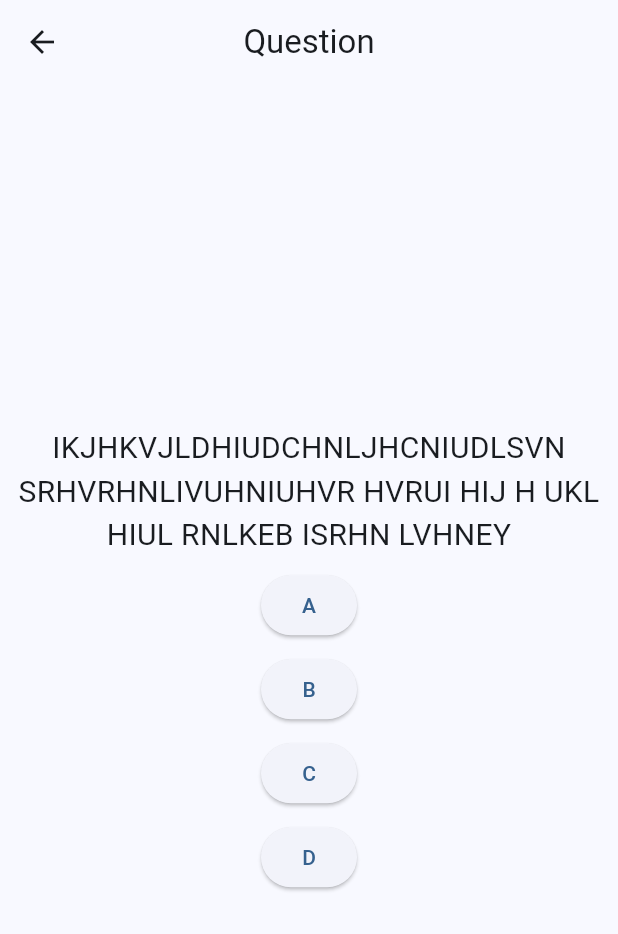
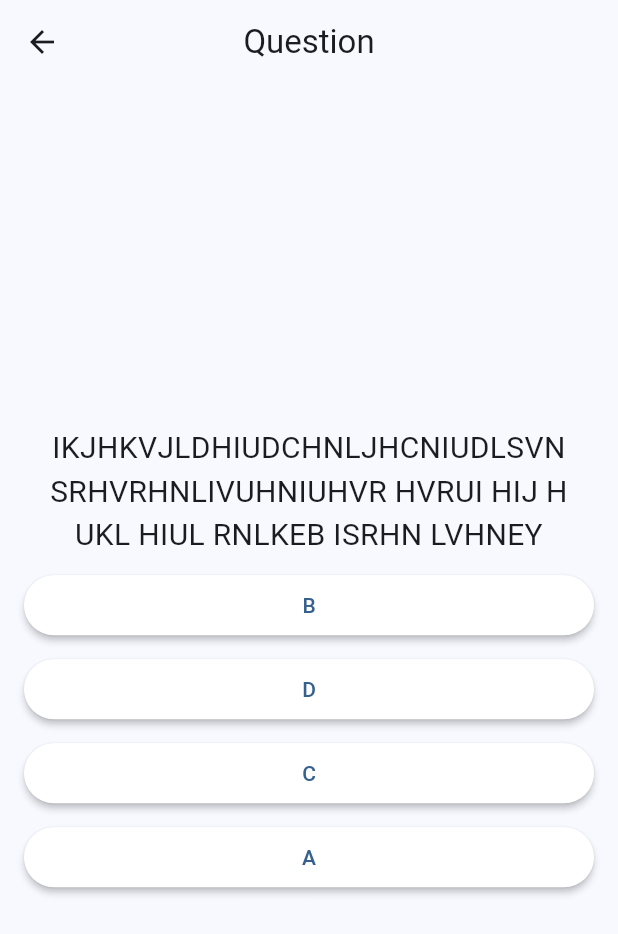
Before and after one commit to MananGandhi1810/quiz-app, a Flutter app: the QuestionPage screen opened directly, on a phone screen of 412 x 824 dp. Shown: the top 934 px of the screen. Run offline on Flutter 3.47's test engine with Material 3 defaults, Android fonts, the phone set to English and light mode, and no system bars.

```diff
--- a/lib/models/question_model.dart
+++ b/lib/models/question_model.dart
@@ -2,8 +2,8 @@ enum Difficulty { easy, medium, hard }
 
 class QuestionModel {
   late String question;
-  late Map options;
-  late int answer;
+  late List options;
+  late String answer;
   late Difficulty difficulty;
 
   QuestionModel({
--- a/lib/presentation/question_page.dart
+++ b/lib/presentation/question_page.dart
@@ -12,12 +12,22 @@ class QuestionPage extends StatefulWidget {
 
 class _QuestionPageState extends State<QuestionPage> {
   QuestionModel? _question;
+  String? _submittedAnswer;
 
   @override
   void initState() {
     super.initState();
     setState(() {
       _question = context.read<QuestionProvider>().getRandomQuestion();
+    });
+  }
+
+  void submitAnswer(String answer) {
+    if (_submittedAnswer != null) {
+      return;
+    }
+    setState(() {
+      _submittedAnswer = answer;
     });
   }
 
@@ -29,7 +39,9 @@ class _QuestionPageState extends State<QuestionPage> {
         centerTitle: true,
       ),
       body: _question != null
-          ? Column(
+          ? Padding(
+              padding: const EdgeInsets.all(16.0),
+              child: Column(
                 mainAxisAlignment: MainAxisAlignment.center,
                 crossAxisAlignment: CrossAxisAlignment.center,
                 children: [
@@ -45,40 +57,101 @@ class _QuestionPageState extends State<QuestionPage> {
                   Padding(
                     padding: EdgeInsets.all(4),
                   ),
-                ElevatedButton(
-                  onPressed: () {},
+                  SizedBox(
+                    width: MediaQuery.of(context).size.width,
+                    child: ElevatedButton(
+                      onPressed: () => submitAnswer(_question?.options[0]),
+                      style: ButtonStyle(
+                        elevation: WidgetStatePropertyAll(2),
+                        backgroundColor: WidgetStatePropertyAll(
+                          _submittedAnswer != null
+                              ? _question?.answer == _question?.options[0]
+                                  ? Colors.green
+                                  : _submittedAnswer == _question?.options[0]
+                                      ? Colors.red
+                                      : Colors.white
+                              : Colors.white,
+                        ),
+                      ),
                       child: Text(
                         _question?.options[0] ?? "",
+                      ),
                     ),
                   ),
                   Padding(
                     padding: EdgeInsets.all(4),
                   ),
-                ElevatedButton(
-                  onPressed: () {},
+                  SizedBox(
+                    width: MediaQuery.of(context).size.width,
+                    child: ElevatedButton(
+                      onPressed: () => submitAnswer(_question?.options[1]),
+                      style: ButtonStyle(
+                        elevation: WidgetStatePropertyAll(2),
+                        backgroundColor: WidgetStatePropertyAll(
+                          _submittedAnswer != null
+                              ? _question?.answer == _question?.options[1]
+                                  ? Colors.green
+                                  : _submittedAnswer == _question?.options[1]
+                                      ? Colors.red
+                                      : Colors.white
+                              : Colors.white,
+                        ),
+                      ),
                       child: Text(
                         _question?.options[1] ?? "",
+                      ),
                     ),
                   ),
                   Padding(
                     padding: EdgeInsets.all(4),
                   ),
-                ElevatedButton(
-                  onPressed: () {},
+                  SizedBox(
+                    width: MediaQuery.of(context).size.width,
+                    child: ElevatedButton(
+                      onPressed: () => submitAnswer(_question?.options[2]),
+                      style: ButtonStyle(
+                        elevation: WidgetStatePropertyAll(2),
+                        backgroundColor: WidgetStatePropertyAll(
+                          _submittedAnswer != null
+                              ? _question?.answer == _question?.options[2]
+                                  ? Colors.green
+                                  : _submittedAnswer == _question?.options[2]
+                                      ? Colors.red
+                                      : Colors.white
+                              : Colors.white,
+                        ),
+                      ),
                       child: Text(
                         _question?.options[2] ?? "",
+                      ),
                     ),
                   ),
                   Padding(
                     padding: EdgeInsets.all(4),
                   ),
-                ElevatedButton(
-                  onPressed: () {},
+                  SizedBox(
+                    width: MediaQuery.of(context).size.width,
+                    child: ElevatedButton(
+                      onPressed: () => submitAnswer(_question?.options[3]),
+                      style: ButtonStyle(
+                        elevation: WidgetStatePropertyAll(2),
+                        backgroundColor: WidgetStatePropertyAll(
+                          _submittedAnswer != null
+                              ? _question?.answer == _question?.options[3]
+                                  ? Colors.green
+                                  : _submittedAnswer == _question?.options[3]
+                                      ? Colors.red
+                                      : Colors.white
+                              : Colors.white,
+                        ),
+                      ),
                       child: Text(
                         _question?.options[3] ?? "",
                       ),
                     ),
+                  ),
                 ],
+              ),
             )
           : Center(
               child: CircularProgressIndicator(),
--- a/lib/providers/question_provider.dart
+++ b/lib/providers/question_provider.dart
@@ -19,6 +19,6 @@ class QuestionProvider extends ChangeNotifier {
   }
 
   QuestionModel getRandomQuestion() {
-    return _questions[Random().nextInt(_questions.length)];
+    return _questions[Random().nextInt(_questions.length)]..options.shuffle();
   }
 }
--- a/lib/questions.dart
+++ b/lib/questions.dart
@@ -3,22 +3,22 @@ class Questions {
     {
       "question":
           "IKJHKVJLDHIUDCHNLJHCNIUDLSVN SRHVRHNLIVUHNIUHVR HVRUI HIJ H UKL HIUL RNLKEB ISRHN LVHNEX",
-      "options": {0: "A", 1: "B", 2: "C", 3: "D"},
-      "answer": 1,
+      "options": ["A", "B", "C", "D"],
+      "answer": "A",
       "difficulty": "easy"
     },
     {
       "question":
           "IKJHKVJLDHIUDCHNLJHCNIUDLSVN SRHVRHNLIVUHNIUHVR HVRUI HIJ H UKL HIUL RNLKEB ISRHN LVHNEY",
-      "options": {0: "A", 1: "B", 2: "C", 3: "D"},
-      "answer": 1,
+      "options": ["A", "B", "C", "D"],
+      "answer": "B",
       "difficulty": "medium"
     },
     {
       "question":
           "IKJHKVJLDHIUDCHNLJHCNIUDLSVN SRHVRHNLIVUHNIUHVR HVRUI HIJ H UKL HIUL RNLKEB ISRHN LVHNEZ",
-      "options": {0: "A", 1: "B", 2: "C", 3: "D"},
-      "answer": 1,
+      "options": ["A", "B", "C", "D"],
+      "answer": "C",
       "difficulty": "hard"
     }
   ];
```
Lines whose indentation alone changed are shown as unchanged.
